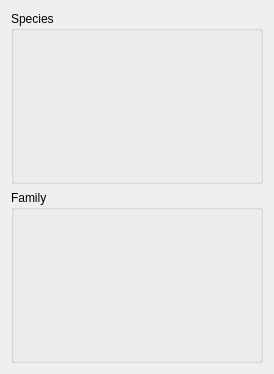
First picture: the form in dataform.ui, repository jlehtoma/Sppeculate, before the edit.
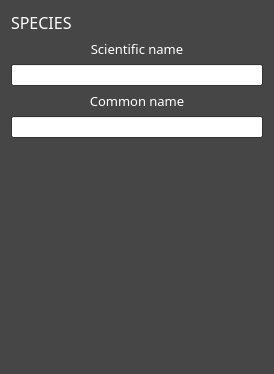
Second picture: the form after the edit.

Diff of the .ui file:
```diff
--- a/dataform.ui
+++ b/dataform.ui
@@ -10,21 +10,174 @@
     <height>374</height>
    </rect>
   </property>
+  <property name="palette">
+   <palette>
+    <active>
+     <colorrole role="Base">
+      <brush brushstyle="SolidPattern">
+       <color alpha="255">
+        <red>255</red>
+        <green>255</green>
+        <blue>255</blue>
+       </color>
+      </brush>
+     </colorrole>
+     <colorrole role="Window">
+      <brush brushstyle="SolidPattern">
+       <color alpha="255">
+        <red>70</red>
+        <green>70</green>
+        <blue>70</blue>
+       </color>
+      </brush>
+     </colorrole>
+    </active>
+    <inactive>
+     <colorrole role="Base">
+      <brush brushstyle="SolidPattern">
+       <color alpha="255">
+        <red>255</red>
+        <green>255</green>
+        <blue>255</blue>
+       </color>
+      </brush>
+     </colorrole>
+     <colorrole role="Window">
+      <brush brushstyle="SolidPattern">
+       <color alpha="255">
+        <red>70</red>
+        <green>70</green>
+        <blue>70</blue>
+       </color>
+      </brush>
+     </colorrole>
+    </inactive>
+    <disabled>
+     <colorrole role="Base">
+      <brush brushstyle="SolidPattern">
+       <color alpha="255">
+        <red>70</red>
+        <green>70</green>
+        <blue>70</blue>
+       </color>
+      </brush>
+     </colorrole>
+     <colorrole role="Window">
+      <brush brushstyle="SolidPattern">
+       <color alpha="255">
+        <red>70</red>
+        <green>70</green>
+        <blue>70</blue>
+       </color>
+      </brush>
+     </colorrole>
+    </disabled>
+   </palette>
+  </property>
   <property name="windowTitle">
    <string>Form</string>
   </property>
-  <layout class="QVBoxLayout" name="verticalLayout">
+  <property name="windowOpacity">
+   <double>1.000000000000000</double>
+  </property>
+  <property name="autoFillBackground">
+   <bool>true</bool>
+  </property>
+  <layout class="QVBoxLayout" name="verticalLayout_3">
    <item>
-    <widget class="QGroupBox" name="sppGroupBox">
-     <property name="title">
-      <string>Species</string>
+    <widget class="QLabel" name="label">
+     <property name="font">
+      <font>
+       <family>Droid Sans</family>
+       <pointsize>12</pointsize>
+      </font>
+     </property>
+     <property name="styleSheet">
+      <string notr="true">color: rgb(255, 255, 255);</string>
+     </property>
+     <property name="text">
+      <string>SPECIES</string>
      </property>
     </widget>
    </item>
    <item>
-    <widget class="QGroupBox" name="familyGroupBox">
-     <property name="title">
-      <string>Family</string>
+    <layout class="QVBoxLayout" name="verticalLayout_2">
+     <item>
+      <widget class="QLabel" name="label_3">
+       <property name="font">
+        <font>
+         <family>Droid Sans</family>
+         <pointsize>10</pointsize>
+        </font>
+       </property>
+       <property name="styleSheet">
+        <string notr="true">color: rgb(255, 255, 255);</string>
+       </property>
+       <property name="text">
+        <string>Scientific name</string>
+       </property>
+       <property name="alignment">
+        <set>Qt::AlignCenter</set>
+       </property>
+      </widget>
+     </item>
+     <item>
+      <widget class="QLineEdit" name="lineEdit"/>
+     </item>
+    </layout>
+   </item>
+   <item>
+    <layout class="QVBoxLayout" name="verticalLayout">
+     <item>
+      <widget class="QLabel" name="label_4">
+       <property name="font">
+        <font>
+         <family>Droid Sans</family>
+         <pointsize>10</pointsize>
+        </font>
+       </property>
+       <property name="styleSheet">
+        <string notr="true">color: rgb(255, 255, 255);</string>
+       </property>
+       <property name="text">
+        <string>Common name</string>
+       </property>
+       <property name="alignment">
+        <set>Qt::AlignCenter</set>
+       </property>
+      </widget>
+     </item>
+     <item>
+      <widget class="QLineEdit" name="lineEdit_2"/>
+     </item>
+    </layout>
+   </item>
+   <item>
+    <spacer name="verticalSpacer">
+     <property name="orientation">
+      <enum>Qt::Vertical</enum>
+     </property>
+     <property name="sizeHint" stdset="0">
+      <size>
+       <width>20</width>
+       <height>40</height>
+      </size>
+     </property>
+    </spacer>
+   </item>
+   <item>
+    <widget class="QLabel" name="label_2">
+     <property name="font">
+      <font>
+       <family>Droid Sans</family>
+       <pointsize>12</pointsize>
+      </font>
+     </property>
+     <property name="styleSheet">
+      <string notr="true">color: rgb(255, 255, 255);</string>
+     </property>
+     <property name="text">
+      <string/>
      </property>
     </widget>
    </item>
```
Left out of the diff: 10 changed lines with no effect on the pictures.
